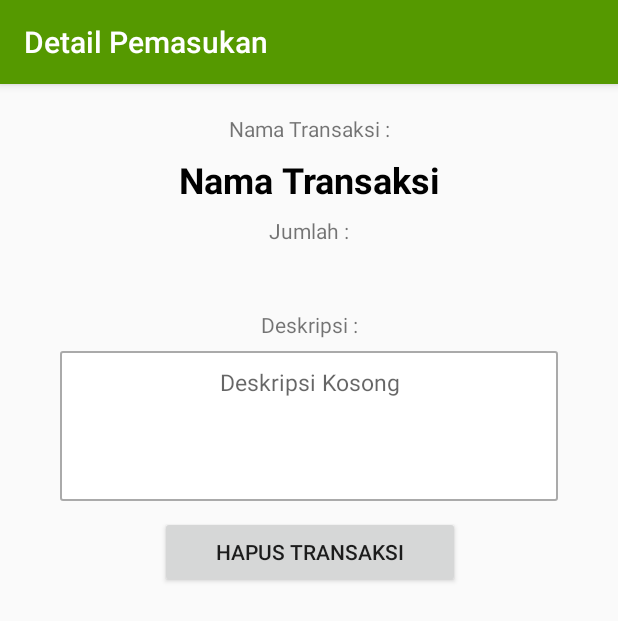
After one commit to it-yudharta/mobile182-candra855, an Android app: the LihatPemasukan screen opened directly, with no data from a screen before it, on a phone screen of 412 x 824 dp. The commit adds this screen. Shown: the top 621 px of the screen. Run offline under Robolectric (Android 15) with nearby library versions, the phone set to English and light mode, and no system bars; 3 statements that could not run were skipped.

Commit message:
Aplikasi Riwayat Keuangan
Penambahan class dan Database

```diff
--- a/RiwayatKeuangan/app/build.gradle
+++ b/RiwayatKeuangan/app/build.gradle
@@ -23,7 +23,7 @@ dependencies {
     implementation 'com.android.support:appcompat-v7:28.0.0-alpha1'
     implementation 'com.android.support.constraint:constraint-layout:1.1.0'
     implementation 'com.android.support:design:28.0.0-alpha1'
-   // compile 'com.github.clans:fab:1.6.2'
+    // compile 'com.github.clans:fab:1.6.2'
     testImplementation 'junit:junit:4.12'
     androidTestImplementation 'com.android.support.test:runner:1.0.2'
     androidTestImplementation 'com.android.support.test.espresso:espresso-core:3.0.2'
--- a/RiwayatKeuangan/app/src/main/AndroidManifest.xml
+++ b/RiwayatKeuangan/app/src/main/AndroidManifest.xml
@@ -12,7 +12,7 @@
         <activity
             android:name=".MainActivity"
             android:label="Riwayat Keuangan"
-            android:theme="@style/AppTheme.NoActionBar" >
+            android:theme="@style/AppTheme.NoActionBar">
             <intent-filter>
                 <action android:name="android.intent.action.MAIN" />
 
@@ -28,7 +28,8 @@
             android:label="@string/title_activity_pengeluaran"
             android:theme="@style/AppTheme.NoActionBar" />
         <activity android:name=".IsiPemasukan" />
-        <activity android:name=".IsiPengeluaran"></activity>
+        <activity android:name=".IsiPengeluaran" />
+        <activity android:name=".LihatPemasukan" />
     </application>
 
 </manifest>
--- /dev/null
+++ b/RiwayatKeuangan/app/src/main/java/com/example/can/riwayatkeuangan/LihatPemasukan.java
@@ -0,0 +1,43 @@
+package com.example.can.riwayatkeuangan;
+
+import android.content.Intent;
+import android.support.v7.app.AppCompatActivity;
+import android.os.Bundle;
+import android.view.View;
+import android.widget.TextView;
+import android.widget.Toast;
+
+import com.example.can.riwayatkeuangan.Helper.DBHelper;
+import com.example.can.riwayatkeuangan.model.DataMasuk;
+
+public class LihatPemasukan extends AppCompatActivity {
+    private DataMasuk trMasuk;
+    private TextView txt_Nama;
+    private TextView txt_Jumlah;
+    private TextView txt_Deskripsi;
+    @Override
+    protected void onCreate(Bundle savedInstanceState) {
+        super.onCreate(savedInstanceState);
+        setContentView(R.layout.activity_lihat_pemasukan);
+        this.setTitle("Detail Pemasukan");
+
+        txt_Nama = (TextView) findViewById(R.id.txt_nama);
+        txt_Jumlah = (TextView) findViewById(R.id.txt_jumlah);
+        txt_Deskripsi = (TextView) findViewById(R.id.txt_deskripsi);
+
+        Intent intent = getIntent();
+        trMasuk = (DataMasuk) intent.getSerializableExtra("transaction.detail");
+
+        txt_Nama.setText(trMasuk.getNama());
+        txt_Jumlah.setText(Integer.toString(trMasuk.getJumlah()));
+        txt_Deskripsi.setText(trMasuk.getDeskripsi());
+
+    }
+
+    public void hapusMasuk(View view){
+        DBHelper dbHelper = new DBHelper(this);
+        dbHelper.deletePemasukan(trMasuk);
+        Toast.makeText(this, "Transaksi dihapus !", Toast.LENGTH_SHORT).show();
+        finish();
+    }
+}
--- a/RiwayatKeuangan/app/src/main/res/layout/activity_isi_pemasukan.xml
+++ b/RiwayatKeuangan/app/src/main/res/layout/activity_isi_pemasukan.xml
@@ -98,9 +98,9 @@
         android:id="@+id/btn_simpan_masuk"
         android:layout_width="120dp"
         android:layout_height="wrap_content"
-        android:layout_marginTop="8dp"
-        android:onClick="Simpan"
-        android:text="Simpan"
+        android:layout_marginTop="10dp"
+        android:onClick="Tambah"
+        android:text="Tambah"
         app:layout_constraintEnd_toEndOf="parent"
         app:layout_constraintStart_toStartOf="parent"
         app:layout_constraintTop_toBottomOf="@+id/edt_deskripsi_masuk" />
--- a/RiwayatKeuangan/app/src/main/res/layout/activity_isi_pengeluaran.xml
+++ b/RiwayatKeuangan/app/src/main/res/layout/activity_isi_pengeluaran.xml
@@ -99,9 +99,9 @@
         android:id="@+id/btn_simpan_keluar"
         android:layout_width="120dp"
         android:layout_height="wrap_content"
-        android:layout_marginTop="8dp"
-        android:onClick="Simpan"
-        android:text="Simpan"
+        android:layout_marginTop="10dp"
+        android:onClick="Tambah"
+        android:text="Tambah"
         app:layout_constraintEnd_toEndOf="parent"
         app:layout_constraintStart_toStartOf="parent"
         app:layout_constraintTop_toBottomOf="@+id/edt_deskripsi_keluar" />
--- /dev/null
+++ b/RiwayatKeuangan/app/src/main/res/layout/activity_lihat_pemasukan.xml
@@ -0,0 +1,128 @@
+<?xml version="1.0" encoding="utf-8"?>
+<android.support.constraint.ConstraintLayout xmlns:android="http://schemas.android.com/apk/res/android"
+    xmlns:app="http://schemas.android.com/apk/res-auto"
+    xmlns:tools="http://schemas.android.com/tools"
+    android:layout_width="match_parent"
+    android:layout_height="match_parent"
+    tools:context=".LihatPemasukan">
+
+    <TextView
+        android:id="@+id/txt_nama"
+        android:layout_width="match_parent"
+        android:layout_height="wrap_content"
+        android:layout_marginStart="8dp"
+        android:layout_marginLeft="8dp"
+        android:layout_marginTop="8dp"
+        android:layout_marginEnd="8dp"
+        android:layout_marginRight="8dp"
+        android:text="Nama Transaksi"
+        android:textAlignment="center"
+        android:textColor="@android:color/black"
+        android:textSize="24sp"
+        android:textStyle="bold"
+        app:layout_constraintEnd_toEndOf="parent"
+        app:layout_constraintHorizontal_bias="0.0"
+        app:layout_constraintStart_toStartOf="parent"
+        app:layout_constraintTop_toBottomOf="@+id/textView" />
+
+
+    <TextView
+        android:id="@+id/txt_jumlah"
+        android:layout_width="wrap_content"
+        android:layout_height="wrap_content"
+        android:layout_gravity="end"
+        android:layout_marginStart="8dp"
+        android:layout_marginLeft="8dp"
+        android:layout_marginTop="8dp"
+        android:layout_marginEnd="8dp"
+        android:layout_marginRight="8dp"
+        android:layout_weight="1"
+        android:textAlignment="textEnd"
+        android:textSize="20sp"
+        android:textColor="@color/colorPrimaryDark"
+        android:textStyle="bold"
+        app:layout_constraintEnd_toEndOf="parent"
+        app:layout_constraintStart_toStartOf="parent"
+        app:layout_constraintTop_toBottomOf="@+id/textView2" />
+
+
+    <TextView
+        android:id="@+id/txt_deskripsi"
+        android:layout_width="match_parent"
+        android:layout_height="100dp"
+        android:layout_marginStart="40dp"
+        android:layout_marginLeft="40dp"
+        android:layout_marginTop="8dp"
+        android:layout_marginEnd="40dp"
+        android:layout_marginRight="40dp"
+        android:background="@drawable/textview_border"
+        android:hint="Deskripsi Kosong"
+        android:padding="10dp"
+        android:textColor="@android:color/black"
+        android:textSize="15sp"
+        android:textAlignment="center"
+        app:layout_constraintEnd_toEndOf="parent"
+        app:layout_constraintHorizontal_bias="0.0"
+        app:layout_constraintStart_toStartOf="parent"
+        app:layout_constraintTop_toBottomOf="@+id/textView3" />
+
+    <Button
+        android:id="@+id/button"
+        android:layout_width="200dp"
+        android:layout_height="wrap_content"
+        android:layout_marginStart="8dp"
+        android:layout_marginLeft="8dp"
+        android:layout_marginTop="10dp"
+        android:layout_marginEnd="8dp"
+        android:layout_marginRight="8dp"
+        android:onClick="hapusMasuk"
+        android:text="Hapus Transaksi"
+        app:layout_constraintEnd_toEndOf="parent"
+        app:layout_constraintHorizontal_bias="0.502"
+        app:layout_constraintStart_toStartOf="parent"
+        app:layout_constraintTop_toBottomOf="@+id/txt_deskripsi" />
+
+    <TextView
+        android:id="@+id/textView"
+        android:layout_width="wrap_content"
+        android:layout_height="wrap_content"
+        android:layout_marginStart="8dp"
+        android:layout_marginLeft="8dp"
+        android:layout_marginTop="20dp"
+        android:layout_marginEnd="8dp"
+        android:layout_marginRight="8dp"
+        android:text="Nama Transaksi :"
+        app:layout_constraintEnd_toEndOf="parent"
+        app:layout_constraintStart_toStartOf="parent"
+        app:layout_constraintTop_toTopOf="parent" />
+
+    <TextView
+        android:id="@+id/textView2"
+        android:layout_width="wrap_content"
+        android:layout_height="0dp"
+        android:layout_marginStart="8dp"
+        android:layout_marginLeft="8dp"
+        android:layout_marginTop="8dp"
+        android:layout_marginEnd="8dp"
+        android:layout_marginRight="8dp"
+        android:text="Jumlah :"
+        app:layout_constraintEnd_toEndOf="parent"
+        app:layout_constraintStart_toStartOf="parent"
+        app:layout_constraintTop_toBottomOf="@+id/txt_nama" />
+
+    <TextView
+        android:id="@+id/textView3"
+        android:layout_width="wrap_content"
+        android:layout_height="0dp"
+        android:layout_marginStart="8dp"
+        android:layout_marginLeft="8dp"
+        android:layout_marginTop="8dp"
+        android:layout_marginEnd="8dp"
+        android:layout_marginRight="8dp"
+        android:text="Deskripsi :"
+        app:layout_constraintEnd_toEndOf="parent"
+        app:layout_constraintHorizontal_bias="0.501"
+        app:layout_constraintStart_toStartOf="parent"
+        app:layout_constraintTop_toBottomOf="@+id/txt_jumlah" />
+
+</android.support.constraint.ConstraintLayout>
--- a/RiwayatKeuangan/app/src/main/res/layout/content_pemasukan.xml
+++ b/RiwayatKeuangan/app/src/main/res/layout/content_pemasukan.xml
@@ -9,7 +9,7 @@
     tools:showIn="@layout/activity_pemasukan">
 
     <ListView
-        android:id="@+id/list_transksi"
+        android:id="@+id/list_masuk"
         android:layout_width="match_parent"
         android:layout_height="match_parent"
         android:layout_marginStart="8dp"
```
Also changed, not shown: RiwayatKeuangan/app/src/main/java/com/example/can/riwayatkeuangan/Helper/DBHelper.java (added, +141 -0 lines), RiwayatKeuangan/app/src/main/java/com/example/can/riwayatkeuangan/IsiPemasukan.java (+40 -1 lines), RiwayatKeuangan/app/src/main/java/com/example/can/riwayatkeuangan/Pemasukan.java (+34 -1 lines), RiwayatKeuangan/app/src/main/java/com/example/can/riwayatkeuangan/model/DataKeluar.java (added, +56 -0 lines), RiwayatKeuangan/app/src/main/java/com/example/can/riwayatkeuangan/model/DataMasuk.java (added, +56 -0 lines), 1 other file.
